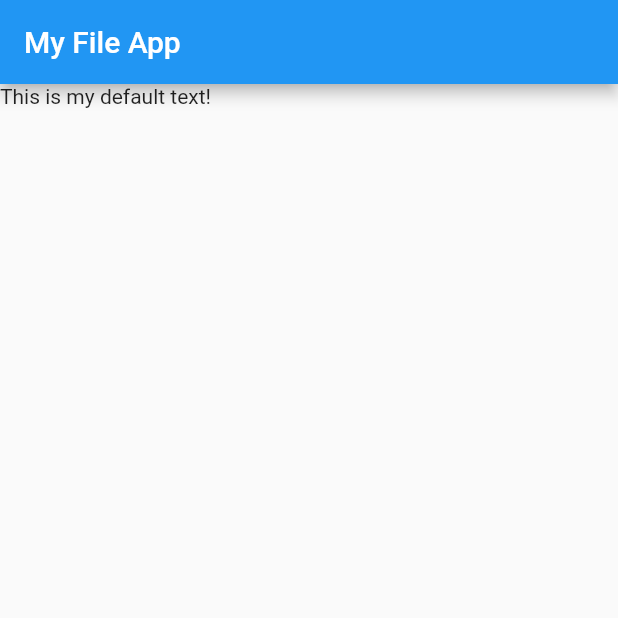
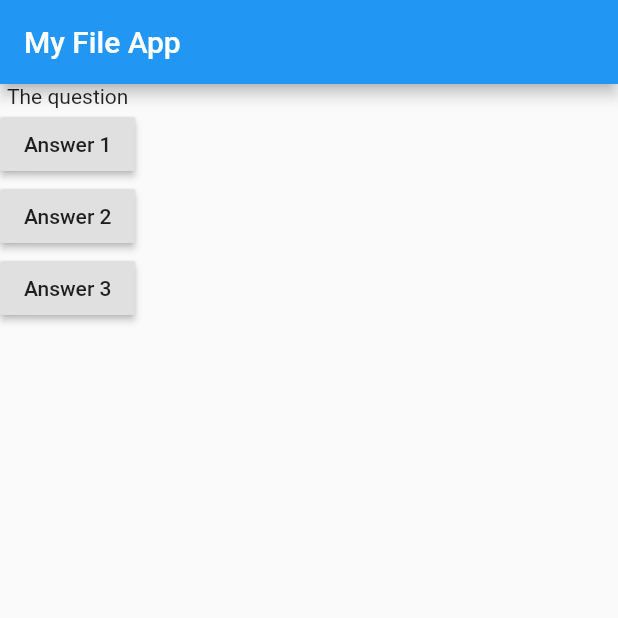
Before and after one commit to adrijshikhar/flutter-basic, a Flutter app: the screen it shows after launch, on a phone screen of 412 x 824 dp, the top half of it. Run offline on Flutter 3.47's test engine with Material 2 defaults, Android fonts, the phone set to English and light mode, and no system bars.

Commit message:
Adds button

```diff
--- a/lib/main.dart
+++ b/lib/main.dart
@@ -2,15 +2,40 @@ import 'package:flutter/material.dart';
 
 void main() => runApp(MyApp());
 
+void answerQuestion() {
+  print('Answer chosen');
+}
+
 class MyApp extends StatelessWidget {
   @override
   Widget build(BuildContext context) {
+    List<String> questions = [
+      "What is your fav color?",
+      "What is your fav animal?"
+    ];
+
     return MaterialApp(
       home: Scaffold(
         appBar: AppBar(
           title: Text("My File App"),
         ),
-        body: Text("This is my default text!"),
+        body: Column(
+          children: [
+            Text("The question"),
+            RaisedButton(
+              child: Text('Answer 1'),
+              onPressed: answerQuestion,
+            ),
+            RaisedButton(
+              child: Text('Answer 2'),
+              onPressed: answerQuestion,
+            ),
+            RaisedButton(
+              child: Text('Answer 3'),
+              onPressed: answerQuestion,
+            ),
+          ],
+        ),
       ),
     );
   }
```
